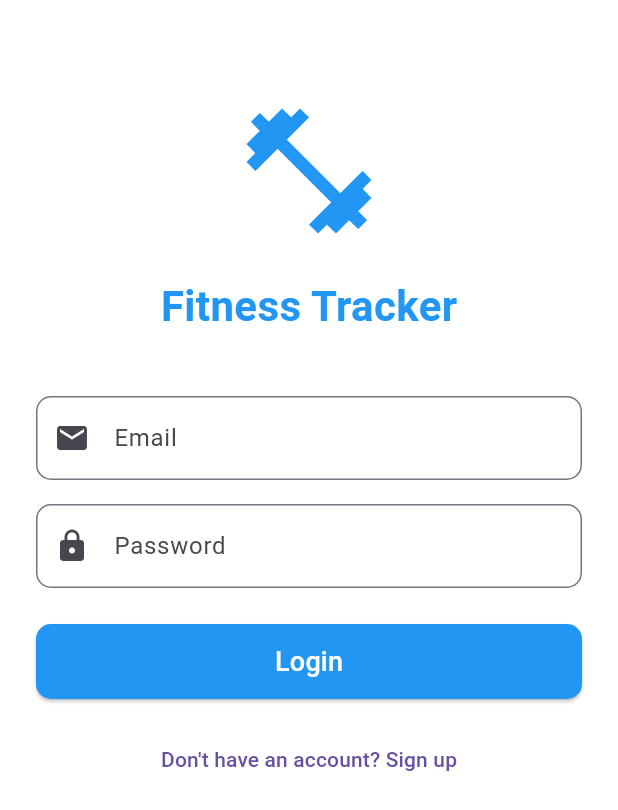
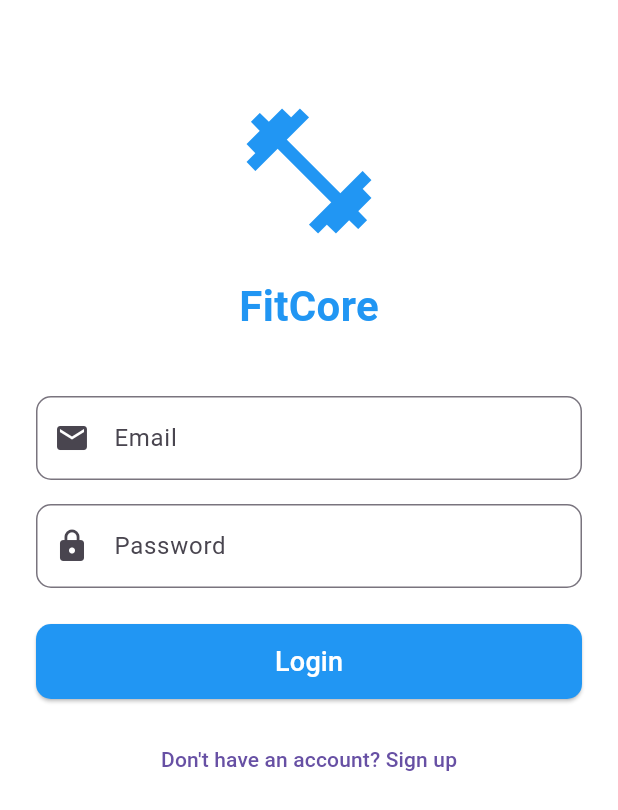
Before and after one commit to ITZARYAN18/Paranox, a Flutter app: the screen it shows after launch, on a phone screen of 412 x 824 dp. Shown: the top 810 px of the screen. Run offline on Flutter 3.47's test engine with Material 3 defaults, Android fonts, the light colour scheme and no system bars; our stand-ins replace flutter_map, geolocator, latlong2, permission_handler, shared_preferences.

```diff
--- a/lib/pages/login_page.dart
+++ b/lib/pages/login_page.dart
@@ -51,7 +51,7 @@ class _LoginPageState extends State<LoginPage> {
               ),
               SizedBox(height: 20),
               Text(
-                'Fitness Tracker',
+                'FitCore',
                 style: TextStyle(
                   fontSize: 28,
                   fontWeight: FontWeight.bold,
```
Also changed, not shown: 1 other file.
